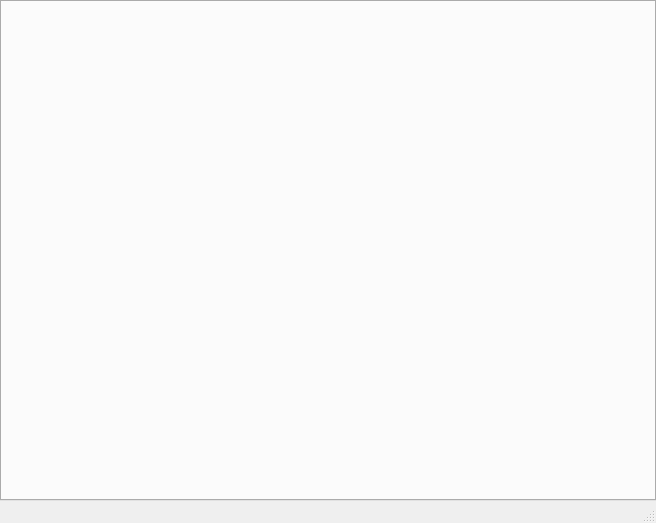
Above: mainwindow.ui from XRay3D/ThermCtrl before the change. Below: the same form after it.
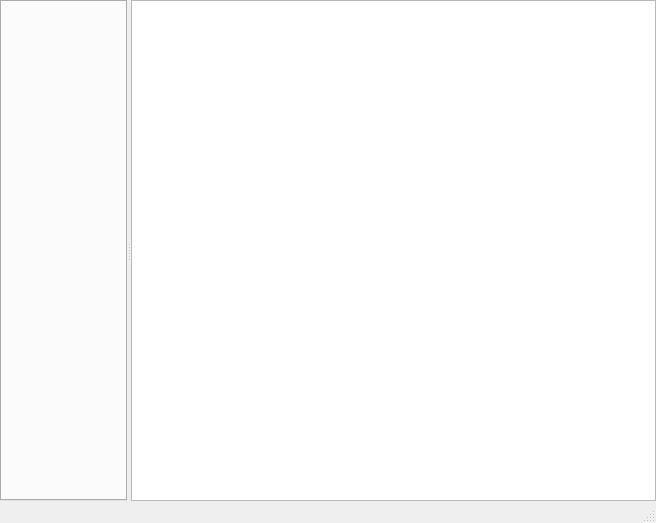
That is the form after the change.

What changed in the file:
```diff
--- a/mainwindow.ui
+++ b/mainwindow.ui
@@ -38,6 +38,7 @@
        <enum>Qt::Horizontal</enum>
       </property>
       <widget class="QTabWidget" name="tabWidget"/>
+      <widget class="QPlainTextEdit" name="plainTextEdit"/>
      </widget>
     </item>
    </layout>
```
Left out of the diff: 2 changed lines with no effect on the pictures.
